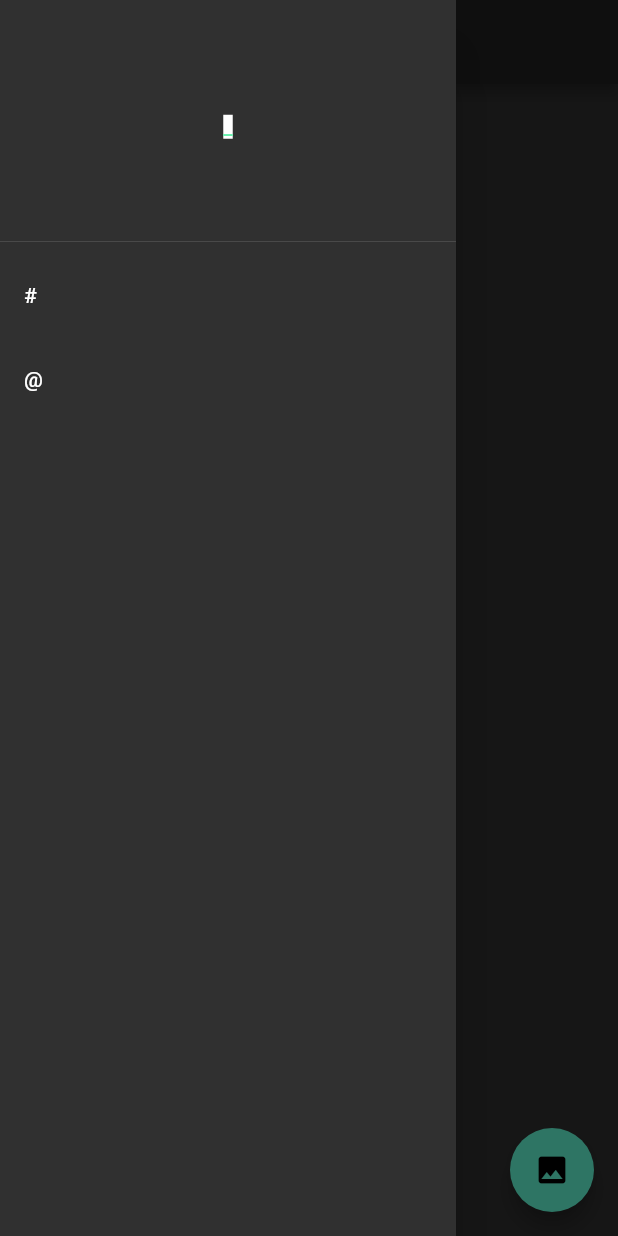
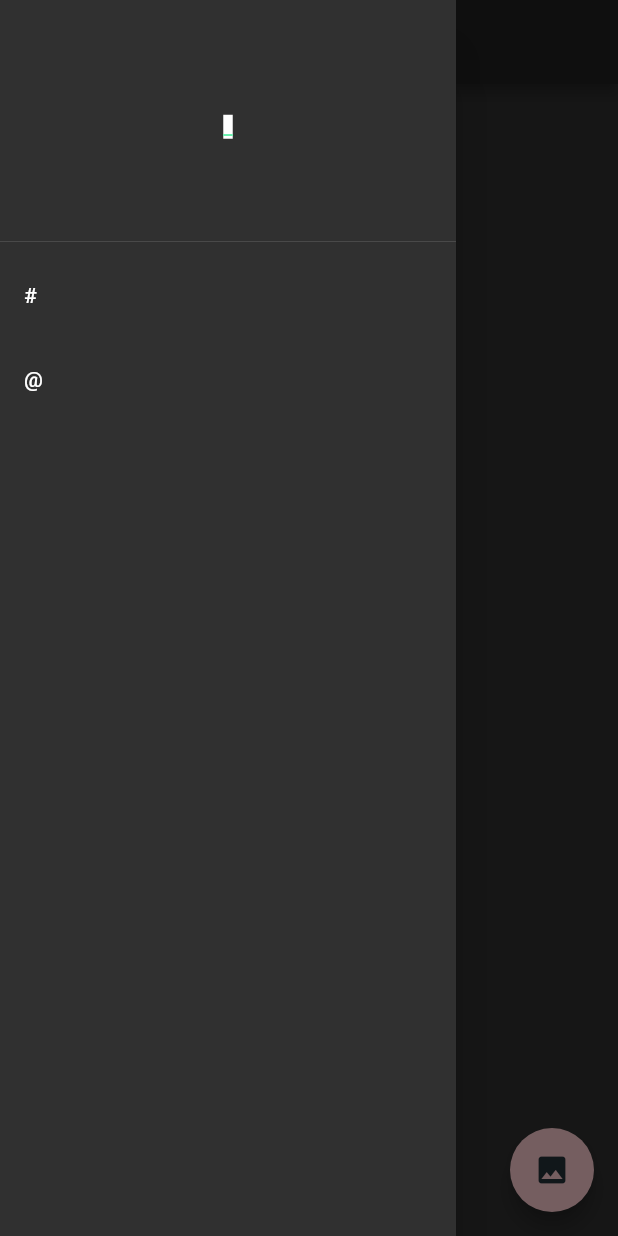
Before and after one commit to Samyak2406/Firebase_Image_Streamer, a Flutter app: the screen it shows after launch, with the side drawer open, on a phone screen of 412 x 824 dp. Run offline on Flutter 3.47's test engine with Material 2 defaults, Android fonts, the phone set to English and light mode, and no system bars; our stand-ins replace cloud_firestore, firebase_storage, image_picker; accounts and stored records are empty.

```diff
--- /dev/null
+++ b/lib/add_image.dart
@@ -0,0 +1,46 @@
+import 'package:cloud_firestore/cloud_firestore.dart';
+import 'package:firebase_storage/firebase_storage.dart';
+import 'package:flutter/material.dart';
+import 'package:image_picker/image_picker.dart';
+import 'dart:math';
+
+class add_image extends StatelessWidget {
+
+  String getRandomId(){
+    Random random=Random();
+    String temp='';
+    for(int i=0;i<10;i++){
+      temp=(random.nextInt(9)+1).toString()+temp;
+    }
+    print('temp is $temp');
+    return temp;
+  }
+
+  @override
+  Widget build(BuildContext context) {
+    return FloatingActionButton(
+      backgroundColor: Colors.red.shade100,
+      onPressed: ()async {
+        try{
+          var image = await ImagePicker.pickImage(  source: ImageSource.gallery);
+          FirebaseStorage _pokemon=FirebaseStorage.instance;
+          var tempId=getRandomId();
+          StorageReference reference=_pokemon.ref().child('pokemon/'+tempId);
+          StorageUploadTask uploadTask = reference.putFile(image);
+          Firestore _store=Firestore.instance;
+          _store.collection('pokemon').add(
+              {
+                'name':tempId
+              }
+          );
+        }catch(e){}
+      },
+      child: FittedBox(
+        child: Icon(
+          Icons.image,
+          color: Colors.blueGrey.shade900,
+        ),
+      ),
+    );
+  }
+}
--- a/lib/finalScreen.dart
+++ b/lib/finalScreen.dart
@@ -3,8 +3,7 @@ import 'package:firebase_storage/firebase_storage.dart';
 import 'package:flutter/material.dart';
 import 'package:flutter/cupertino.dart';
 import 'my_storage.dart';
-import 'package:image_picker/image_picker.dart';
-import 'dart:math';
+import 'add_image.dart';
 
 class finalScreen extends StatefulWidget {
   static const id = 'finalScreen';
@@ -14,40 +13,10 @@ class finalScreen extends StatefulWidget {
 
 class _finalScreenState extends State<finalScreen> {
   String image;
-String getRandomId(){
-  Random random=Random();
-  String temp='';
-  for(int i=0;i<10;i++){
-    temp=(random.nextInt(9)+1).toString()+temp;
-  }
-  print('temp is $temp');
-  return temp;
-}
   @override
   Widget build(BuildContext context) {
     return Scaffold(
-      floatingActionButton: FloatingActionButton(
-        onPressed: ()async {
-          try{
-            var image = await ImagePicker.pickImage(  source: ImageSource.gallery);
-            FirebaseStorage _pokemon=FirebaseStorage.instance;
-            var tempId=getRandomId();
-            StorageReference reference=_pokemon.ref().child('pokemon/'+tempId);
-            StorageUploadTask uploadTask = reference.putFile(image);
-            Firestore _store=Firestore.instance;
-            _store.collection('pokemon').add(
-              {
-                'name':tempId
-              }
-            );
-          }catch(e){}
-        },
-        child: FittedBox(
-          child: Icon(
-            Icons.image,
-          ),
-        ),
-      ),
+      floatingActionButton: add_image(),
       appBar: AppBar(
         title: Text('ImAgES oNliNe'),
         centerTitle: true,
```
